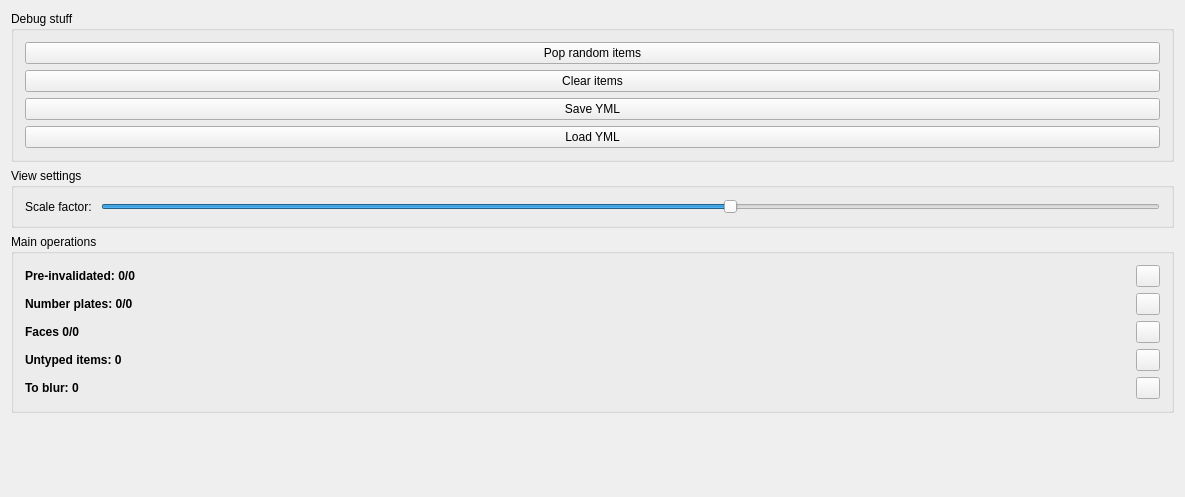
Old version of the form mainwindow.ui in the repository 3d4pi/yafdb-validator.
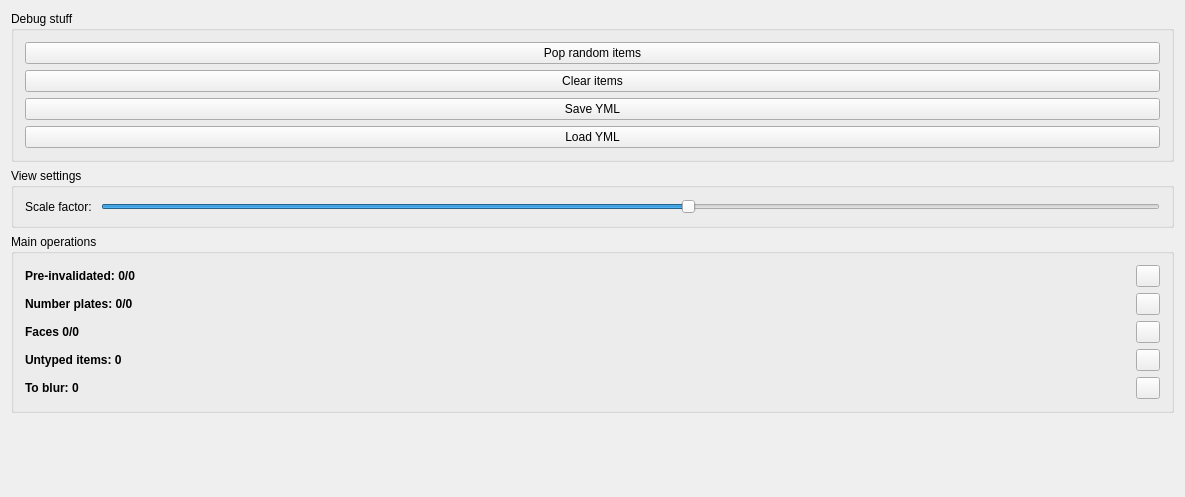
New version of the form. Icons and pictures are not drawn.

Patch:
```diff
--- a/mainwindow.ui
+++ b/mainwindow.ui
@@ -295,10 +295,10 @@
             <number>1</number>
            </property>
            <property name="maximum">
-            <number>100</number>
+            <number>10</number>
            </property>
            <property name="value">
-            <number>60</number>
+            <number>6</number>
            </property>
            <property name="orientation">
             <enum>Qt::Horizontal</enum>
```
